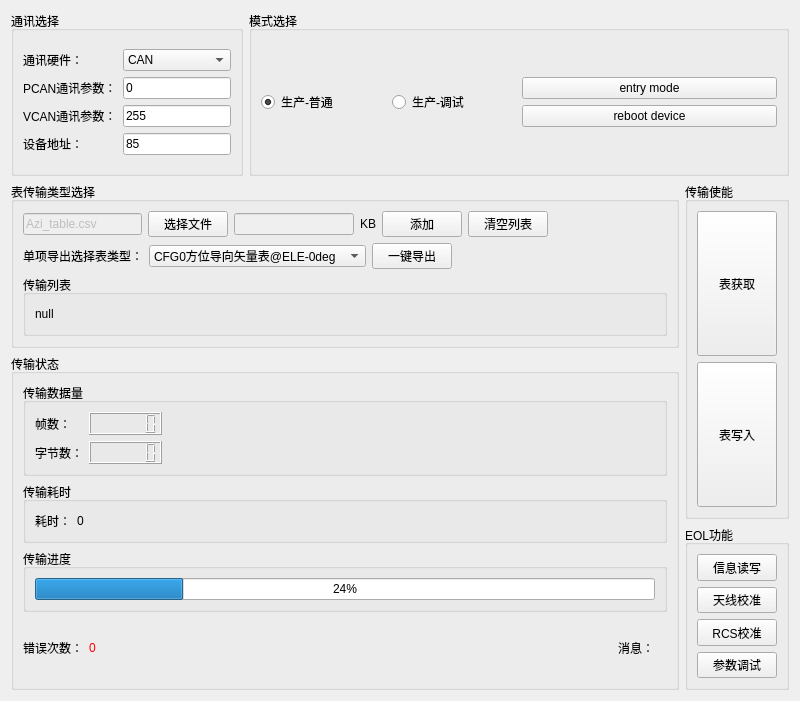
Old version of the form eol_window/eol_window.ui in the repository aron566/EOL_CAN_Tool.
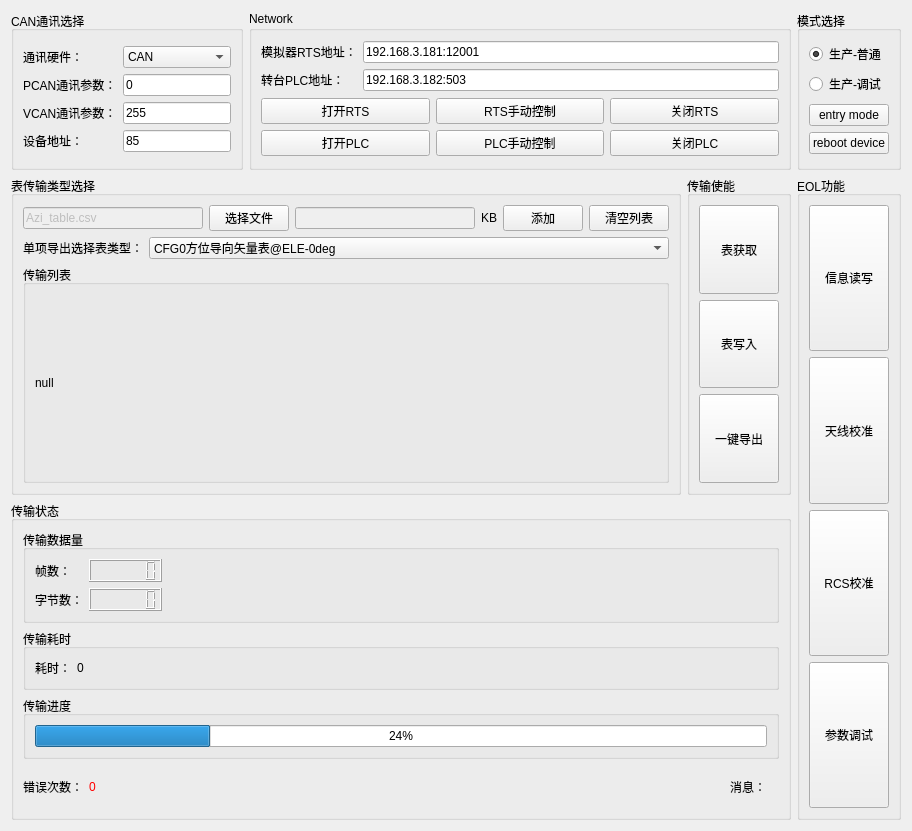
New version of the form.

Commit message: <feat>: <v1.2.9 增加RTS控制页面，完善RTS通讯协议，完善EOL页面布局>

```diff
--- a/eol_window/eol_window.ui
+++ b/eol_window/eol_window.ui
@@ -6,124 +6,141 @@
    <rect>
     <x>0</x>
     <y>0</y>
-    <width>800</width>
-    <height>701</height>
+    <width>912</width>
+    <height>831</height>
    </rect>
   </property>
   <property name="windowTitle">
    <string>Form</string>
   </property>
   <layout class="QGridLayout" name="gridLayout_10">
-   <item row="3" column="2">
-    <widget class="QGroupBox" name="eol_func_groupBox">
+   <item row="0" column="1" colspan="3">
+    <widget class="QGroupBox" name="network_groupBox">
      <property name="sizePolicy">
-      <sizepolicy hsizetype="Fixed" vsizetype="Preferred">
+      <sizepolicy hsizetype="Preferred" vsizetype="Preferred">
        <horstretch>0</horstretch>
        <verstretch>0</verstretch>
       </sizepolicy>
      </property>
      <property name="title">
-      <string>EOL功能</string>
+      <string>Network</string>
      </property>
-     <layout class="QGridLayout" name="gridLayout_4">
-      <item row="0" column="0">
-       <layout class="QVBoxLayout" name="verticalLayout_5">
+     <layout class="QVBoxLayout" name="verticalLayout_12">
+      <item>
+       <layout class="QHBoxLayout" name="horizontalLayout_9">
         <item>
-         <widget class="QPushButton" name="eol_device_rw_func_pushButton">
-          <property name="sizePolicy">
-           <sizepolicy hsizetype="Minimum" vsizetype="Preferred">
-            <horstretch>0</horstretch>
-            <verstretch>0</verstretch>
-           </sizepolicy>
-          </property>
-          <property name="text">
-           <string>信息读写</string>
-          </property>
-         </widget>
+         <layout class="QVBoxLayout" name="verticalLayout_9">
+          <item>
+           <widget class="QLabel" name="rts_addr_label">
+            <property name="sizePolicy">
+             <sizepolicy hsizetype="Fixed" vsizetype="Preferred">
+              <horstretch>0</horstretch>
+              <verstretch>0</verstretch>
+             </sizepolicy>
+            </property>
+            <property name="text">
+             <string>模拟器RTS地址：</string>
+            </property>
+           </widget>
+          </item>
+          <item>
+           <widget class="QLabel" name="plc_addr_label">
+            <property name="sizePolicy">
+             <sizepolicy hsizetype="Fixed" vsizetype="Preferred">
+              <horstretch>0</horstretch>
+              <verstretch>0</verstretch>
+             </sizepolicy>
+            </property>
+            <property name="text">
+             <string>转台PLC地址：</string>
+            </property>
+           </widget>
+          </item>
+         </layout>
         </item>
         <item>
-         <widget class="QPushButton" name="ant_calibration_func_pushButton">
-          <property name="sizePolicy">
-           <sizepolicy hsizetype="Minimum" vsizetype="Preferred">
-            <horstretch>0</horstretch>
-            <verstretch>0</verstretch>
-           </sizepolicy>
-          </property>
-          <property name="text">
-           <string>天线校准</string>
-          </property>
-         </widget>
-        </item>
-        <item>
-         <widget class="QPushButton" name="rcs_calibration_func_pushButton">
-          <property name="sizePolicy">
-           <sizepolicy hsizetype="Minimum" vsizetype="Preferred">
-            <horstretch>0</horstretch>
-            <verstretch>0</verstretch>
-           </sizepolicy>
-          </property>
-          <property name="text">
-           <string>RCS校准</string>
-          </property>
-         </widget>
-        </item>
-        <item>
-         <widget class="QPushButton" name="debug_pushButton">
-          <property name="sizePolicy">
-           <sizepolicy hsizetype="Minimum" vsizetype="Preferred">
-            <horstretch>0</horstretch>
-            <verstretch>0</verstretch>
-           </sizepolicy>
-          </property>
-          <property name="text">
-           <string>参数调试</string>
-          </property>
-         </widget>
+         <layout class="QVBoxLayout" name="verticalLayout_10">
+          <item>
+           <widget class="QLineEdit" name="rts_addr_lineEdit">
+            <property name="sizePolicy">
+             <sizepolicy hsizetype="Expanding" vsizetype="Fixed">
+              <horstretch>0</horstretch>
+              <verstretch>0</verstretch>
+             </sizepolicy>
+            </property>
+            <property name="text">
+             <string>192.168.3.181:12001</string>
+            </property>
+           </widget>
+          </item>
+          <item>
+           <widget class="QLineEdit" name="plc_addr_lineEdit">
+            <property name="sizePolicy">
+             <sizepolicy hsizetype="Expanding" vsizetype="Fixed">
+              <horstretch>0</horstretch>
+              <verstretch>0</verstretch>
+             </sizepolicy>
+            </property>
+            <property name="text">
+             <string>192.168.3.182:503</string>
+            </property>
+           </widget>
+          </item>
+         </layout>
         </item>
        </layout>
       </item>
-     </layout>
-    </widget>
-   </item>
-   <item row="1" column="2" rowspan="2">
-    <widget class="QGroupBox" name="switch_groupBox">
-     <property name="sizePolicy">
-      <sizepolicy hsizetype="Preferred" vsizetype="Preferred">
-       <horstretch>0</horstretch>
-       <verstretch>0</verstretch>
-      </sizepolicy>
-     </property>
-     <property name="title">
-      <string>传输使能</string>
-     </property>
-     <layout class="QGridLayout" name="gridLayout">
-      <item row="0" column="0">
-       <layout class="QVBoxLayout" name="verticalLayout">
+      <item>
+       <layout class="QVBoxLayout" name="verticalLayout_11">
         <item>
-         <widget class="QPushButton" name="upload_pushButton">
-          <property name="sizePolicy">
-           <sizepolicy hsizetype="Minimum" vsizetype="Preferred">
-            <horstretch>0</horstretch>
-            <verstretch>0</verstretch>
-           </sizepolicy>
-          </property>
-          <property name="text">
-           <string>表获取</string>
-          </property>
-         </widget>
+         <layout class="QHBoxLayout" name="horizontalLayout_7">
+          <item>
+           <widget class="QPushButton" name="open_rts_pushButton">
+            <property name="text">
+             <string>打开RTS</string>
+            </property>
+           </widget>
+          </item>
+          <item>
+           <widget class="QPushButton" name="rts_crl_pushButton">
+            <property name="text">
+             <string>RTS手动控制</string>
+            </property>
+           </widget>
+          </item>
+          <item>
+           <widget class="QPushButton" name="close_rts_pushButton">
+            <property name="text">
+             <string>关闭RTS</string>
+            </property>
+           </widget>
+          </item>
+         </layout>
         </item>
         <item>
-         <widget class="QPushButton" name="update_pushButton">
-          <property name="sizePolicy">
-           <sizepolicy hsizetype="Minimum" vsizetype="Preferred">
-            <horstretch>0</horstretch>
-            <verstretch>0</verstretch>
-           </sizepolicy>
-          </property>
-          <property name="text">
-           <string>表写入</string>
-          </property>
-         </widget>
+         <layout class="QHBoxLayout" name="horizontalLayout_10">
+          <item>
+           <widget class="QPushButton" name="open_plc_pushButton">
+            <property name="text">
+             <string>打开PLC</string>
+            </property>
+           </widget>
+          </item>
+          <item>
+           <widget class="QPushButton" name="plc_crl_pushButton">
+            <property name="text">
+             <string>PLC手动控制</string>
+            </property>
+           </widget>
+          </item>
+          <item>
+           <widget class="QPushButton" name="close_plc_pushButton">
+            <property name="text">
+             <string>关闭PLC</string>
+            </property>
+           </widget>
+          </item>
+         </layout>
         </item>
        </layout>
       </item>
@@ -139,7 +156,7 @@
       </sizepolicy>
      </property>
      <property name="title">
-      <string>通讯选择</string>
+      <string>CAN通讯选择</string>
      </property>
      <layout class="QGridLayout" name="gridLayout_11">
       <item row="0" column="0">
@@ -230,7 +247,67 @@
      </layout>
     </widget>
    </item>
-   <item row="1" column="0" colspan="2">
+   <item row="0" column="4">
+    <widget class="QGroupBox" name="mode_groupBox">
+     <property name="sizePolicy">
+      <sizepolicy hsizetype="Fixed" vsizetype="Preferred">
+       <horstretch>0</horstretch>
+       <verstretch>0</verstretch>
+      </sizepolicy>
+     </property>
+     <property name="title">
+      <string>模式选择</string>
+     </property>
+     <layout class="QGridLayout" name="gridLayout_9">
+      <item row="0" column="0">
+       <layout class="QVBoxLayout" name="verticalLayout_4">
+        <item>
+         <widget class="QRadioButton" name="produce_noral_radioButton">
+          <property name="text">
+           <string>生产-普通</string>
+          </property>
+          <property name="checked">
+           <bool>true</bool>
+          </property>
+         </widget>
+        </item>
+        <item>
+         <widget class="QRadioButton" name="produce_debug_radioButton">
+          <property name="text">
+           <string>生产-调试</string>
+          </property>
+         </widget>
+        </item>
+       </layout>
+      </item>
+      <item row="1" column="0">
+       <layout class="QVBoxLayout" name="verticalLayout_8">
+        <item>
+         <widget class="QPushButton" name="entry_produce_mode_pushButton">
+          <property name="text">
+           <string>entry mode</string>
+          </property>
+         </widget>
+        </item>
+        <item>
+         <widget class="QPushButton" name="reboot_pushButton">
+          <property name="sizePolicy">
+           <sizepolicy hsizetype="Minimum" vsizetype="Fixed">
+            <horstretch>0</horstretch>
+            <verstretch>0</verstretch>
+           </sizepolicy>
+          </property>
+          <property name="text">
+           <string>reboot device</string>
+          </property>
+         </widget>
+        </item>
+       </layout>
+      </item>
+     </layout>
+    </widget>
+   </item>
+   <item row="1" column="0" rowspan="2" colspan="3">
     <widget class="QGroupBox" name="table_set_groupBox">
      <property name="sizePolicy">
       <sizepolicy hsizetype="Preferred" vsizetype="Preferred">
@@ -291,19 +368,6 @@
             </property>
            </widget>
           </item>
-          <item>
-           <spacer name="horizontalSpacer_5">
-            <property name="orientation">
-             <enum>Qt::Horizontal</enum>
-            </property>
-            <property name="sizeHint" stdset="0">
-             <size>
-              <width>40</width>
-              <height>20</height>
-             </size>
-            </property>
-           </spacer>
-          </item>
          </layout>
         </item>
         <item>
@@ -450,26 +514,6 @@
             </item>
            </widget>
           </item>
-          <item>
-           <widget class="QPushButton" name="export_all_pushButton">
-            <property name="text">
-             <string>一键导出</string>
-            </property>
-           </widget>
-          </item>
-          <item>
-           <spacer name="horizontalSpacer">
-            <property name="orientation">
-             <enum>Qt::Horizontal</enum>
-            </property>
-            <property name="sizeHint" stdset="0">
-             <size>
-              <width>40</width>
-              <height>20</height>
-             </size>
-            </property>
-           </spacer>
-          </item>
          </layout>
         </item>
        </layout>
@@ -493,8 +537,143 @@
      </layout>
     </widget>
    </item>
-   <item row="2" column="0" rowspan="2" colspan="2">
+   <item row="1" column="3" rowspan="2">
+    <widget class="QGroupBox" name="switch_groupBox">
+     <property name="sizePolicy">
+      <sizepolicy hsizetype="Fixed" vsizetype="Preferred">
+       <horstretch>0</horstretch>
+       <verstretch>0</verstretch>
+      </sizepolicy>
+     </property>
+     <property name="title">
+      <string>传输使能</string>
+     </property>
+     <layout class="QGridLayout" name="gridLayout">
+      <item row="0" column="0">
+       <layout class="QVBoxLayout" name="verticalLayout">
+        <item>
+         <widget class="QPushButton" name="upload_pushButton">
+          <property name="sizePolicy">
+           <sizepolicy hsizetype="Minimum" vsizetype="Preferred">
+            <horstretch>0</horstretch>
+            <verstretch>0</verstretch>
+           </sizepolicy>
+          </property>
+          <property name="text">
+           <string>表获取</string>
+          </property>
+         </widget>
+        </item>
+        <item>
+         <widget class="QPushButton" name="update_pushButton">
+          <property name="sizePolicy">
+           <sizepolicy hsizetype="Minimum" vsizetype="Preferred">
+            <horstretch>0</horstretch>
+            <verstretch>0</verstretch>
+           </sizepolicy>
+          </property>
+          <property name="text">
+           <string>表写入</string>
+          </property>
+         </widget>
+        </item>
+        <item>
+         <widget class="QPushButton" name="export_all_pushButton">
+          <property name="sizePolicy">
+           <sizepolicy hsizetype="Minimum" vsizetype="Preferred">
+            <horstretch>0</horstretch>
+            <verstretch>0</verstretch>
+           </sizepolicy>
+          </property>
+          <property name="text">
+           <string>一键导出</string>
+          </property>
+         </widget>
+        </item>
+       </layout>
+      </item>
+     </layout>
+    </widget>
+   </item>
+   <item row="1" column="4" rowspan="4">
+    <widget class="QGroupBox" name="eol_func_groupBox">
+     <property name="sizePolicy">
+      <sizepolicy hsizetype="Preferred" vsizetype="Preferred">
+       <horstretch>0</horstretch>
+       <verstretch>0</verstretch>
+      </sizepolicy>
+     </property>
+     <property name="title">
+      <string>EOL功能</string>
+     </property>
+     <layout class="QGridLayout" name="gridLayout_4">
+      <item row="0" column="0">
+       <layout class="QVBoxLayout" name="verticalLayout_5">
+        <item>
+         <widget class="QPushButton" name="eol_device_rw_func_pushButton">
+          <property name="sizePolicy">
+           <sizepolicy hsizetype="Preferred" vsizetype="Preferred">
+            <horstretch>0</horstretch>
+            <verstretch>0</verstretch>
+           </sizepolicy>
+          </property>
+          <property name="text">
+           <string>信息读写</string>
+          </property>
+         </widget>
+        </item>
+        <item>
+         <widget class="QPushButton" name="ant_calibration_func_pushButton">
+          <property name="sizePolicy">
+           <sizepolicy hsizetype="Preferred" vsizetype="Preferred">
+            <horstretch>0</horstretch>
+            <verstretch>0</verstretch>
+           </sizepolicy>
+          </property>
+          <property name="text">
+           <string>天线校准</string>
+          </property>
+         </widget>
+        </item>
+        <item>
+         <widget class="QPushButton" name="rcs_calibration_func_pushButton">
+          <property name="sizePolicy">
+           <sizepolicy hsizetype="Preferred" vsizetype="Preferred">
+            <horstretch>0</horstretch>
+            <verstretch>0</verstretch>
+           </sizepolicy>
+          </property>
+          <property name="text">
+           <string>RCS校准</string>
+          </property>
+         </widget>
+        </item>
+        <item>
+         <widget class="QPushButton" name="debug_pushButton">
+          <property name="sizePolicy">
+           <sizepolicy hsizetype="Preferred" vsizetype="Preferred">
+            <horstretch>0</horstretch>
+            <verstretch>0</verstretch>
+           </sizepolicy>
+          </property>
+          <property name="text">
+           <string>参数调试</string>
+          </property>
+         </widget>
+        </item>
+       </layout>
+      </item>
+     </layout>
+    </widget>
+   </item>
+   <item row="3" column="0" rowspan="2" colspan="4">
     <widget class="QGroupBox" name="state_groupBox">
+     <property name="sizePolicy">
+      <sizepolicy hsizetype="Preferred" vsizetype="Preferred">
+       <horstretch>0</horstretch>
+       <verstretch>0</verstretch>
+      </sizepolicy>
+     </property>
      <property name="title">
       <string>传输状态</string>
      </property>
@@ -668,60 +847,6 @@
      </layout>
     </widget>
    </item>
-   <item row="0" column="1" colspan="2">
-    <widget class="QGroupBox" name="mode_groupBox">
-     <property name="sizePolicy">
-      <sizepolicy hsizetype="Preferred" vsizetype="Preferred">
-       <horstretch>0</horstretch>
-       <verstretch>0</verstretch>
-      </sizepolicy>
-     </property>
-     <property name="title">
-      <string>模式选择</string>
-     </property>
-     <layout class="QGridLayout" name="gridLayout_9">
-      <item row="0" column="1">
-       <layout class="QHBoxLayout" name="horizontalLayout_7">
-        <item>
-         <widget class="QRadioButton" name="produce_noral_radioButton">
-          <property name="text">
-           <string>生产-普通</string>
-          </property>
-          <property name="checked">
-           <bool>true</bool>
-          </property>
-         </widget>
-        </item>
-        <item>
-         <widget class="QRadioButton" name="produce_debug_radioButton">
-          <property name="text">
-           <string>生产-调试</string>
-          </property>
-         </widget>
-        </item>
-       </layout>
-      </item>
-      <item row="0" column="2">
-       <layout class="QVBoxLayout" name="verticalLayout_4">
-        <item>
-         <widget class="QPushButton" name="entry_produce_mode_pushButton">
-          <property name="text">
-           <string>entry mode</string>
-          </property>
-         </widget>
-        </item>
-        <item>
-         <widget class="QPushButton" name="reboot_pushButton">
-          <property name="text">
-           <string>reboot device</string>
-          </property>
-         </widget>
-        </item>
-       </layout>
-      </item>
-     </layout>
-    </widget>
-   </item>
   </layout>
  </widget>
  <resources/>
```
The commit also changes 22 other files.
